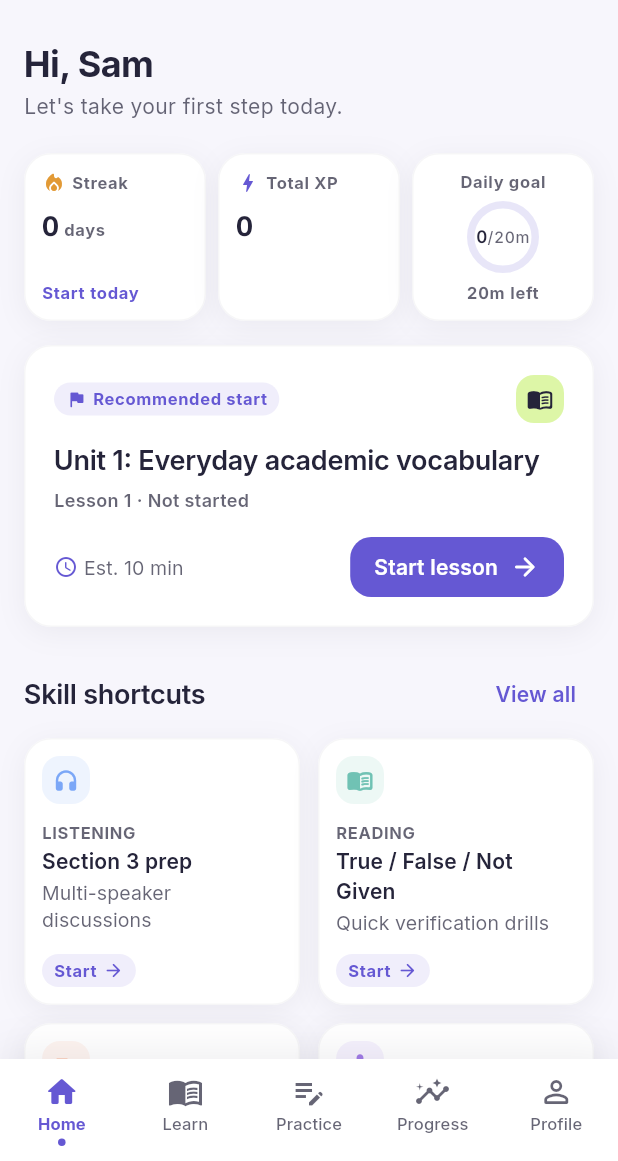
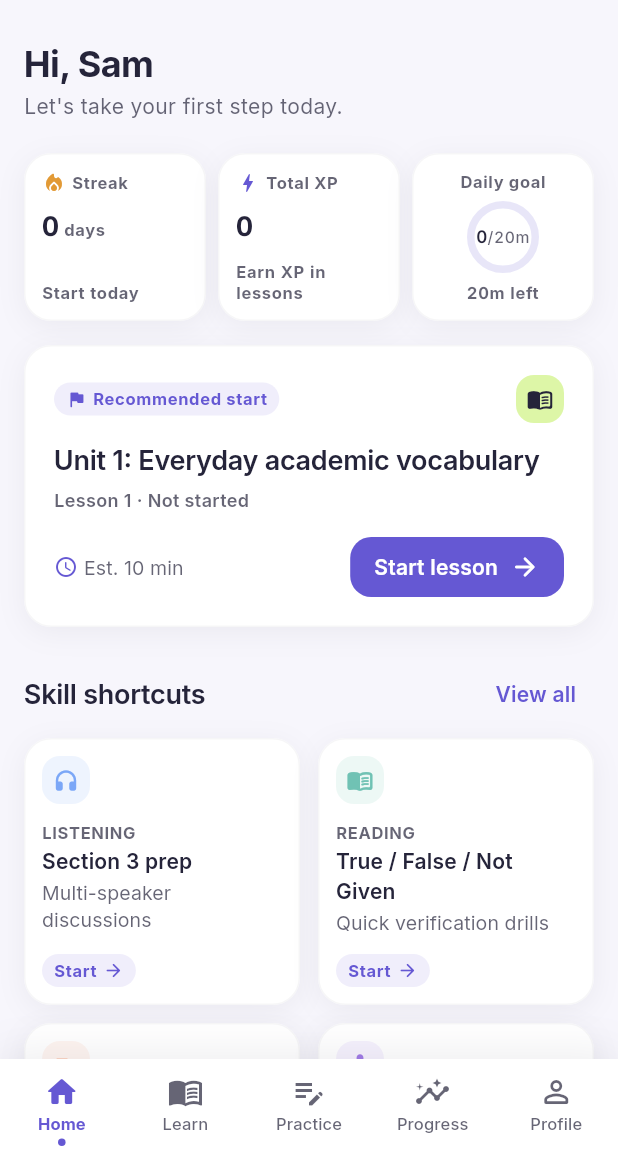
Before and after one commit to Israa-e/Bandwise, a Flutter app: the HomeScreen screen opened by its route, on a phone screen of 412 x 824 dp, the part 75-1236 px from its top. Run offline on Flutter 3.47's test engine with Material 3 defaults, Android fonts, the phone set to English and light mode, and no system bars; our stand-ins replace flutter_riverpod, flutter_svg, go_router, shared_preferences; accounts and stored records are empty.

Commit message:
Home fixes
- CLAUDE.md: a streak day is any day with a completed activity; the daily
  goal doesn't affect the streak
- New-user Total XP card shows "Earn XP in lessons"
- "Start today" on the streak card uses muted text

```diff
--- a/lib/features/home/presentation/widgets/stats_row.dart
+++ b/lib/features/home/presentation/widgets/stats_row.dart
@@ -40,7 +40,7 @@ class StatsRow extends StatelessWidget {
   Widget _streakCard() {
     final unit = streakDays == 1 ? 'day' : 'days';
     final (String footer, Color footerColor, bool check) = streakDays == 0
-        ? ('Start today', AppColors.primary, false)
+        ? ('Start today', AppColors.textMuted, false)
         : minutesToday > 0
         ? ('Active today', AppColors.textMuted, true)
         : ('Keep it going', AppColors.textMuted, false);
@@ -57,16 +57,21 @@ class StatsRow extends StatelessWidget {
 
   Widget _xpCard() {
     final format = NumberFormat.decimalPattern();
-    final today = xpToday > 0 ? '+${format.format(xpToday)} today' : null;
+    final (String? footer, Color footerColor) = xpToday > 0
+        ? ('+${format.format(xpToday)} today', AppColors.primary)
+        : totalXp == 0
+        ? ('Earn XP in lessons', AppColors.textMuted)
+        : (null, AppColors.textMuted);
     return _StatCard(
-      semanticLabel: ['Total XP: ${format.format(totalXp)}', ?today].join('. '),
+      semanticLabel: [
+        'Total XP: ${format.format(totalXp)}',
+        ?footer,
+      ].join('. '),
       icon: Icons.bolt_rounded,
       iconColor: AppColors.primary,
       label: 'Total XP',
       value: format.format(totalXp),
-      footer: today == null
-          ? null
-          : _Footer(text: today, color: AppColors.primary),
+      footer: footer == null ? null : _Footer(text: footer, color: footerColor),
     );
   }
 
```
Also changed, not shown: 2 other files.
